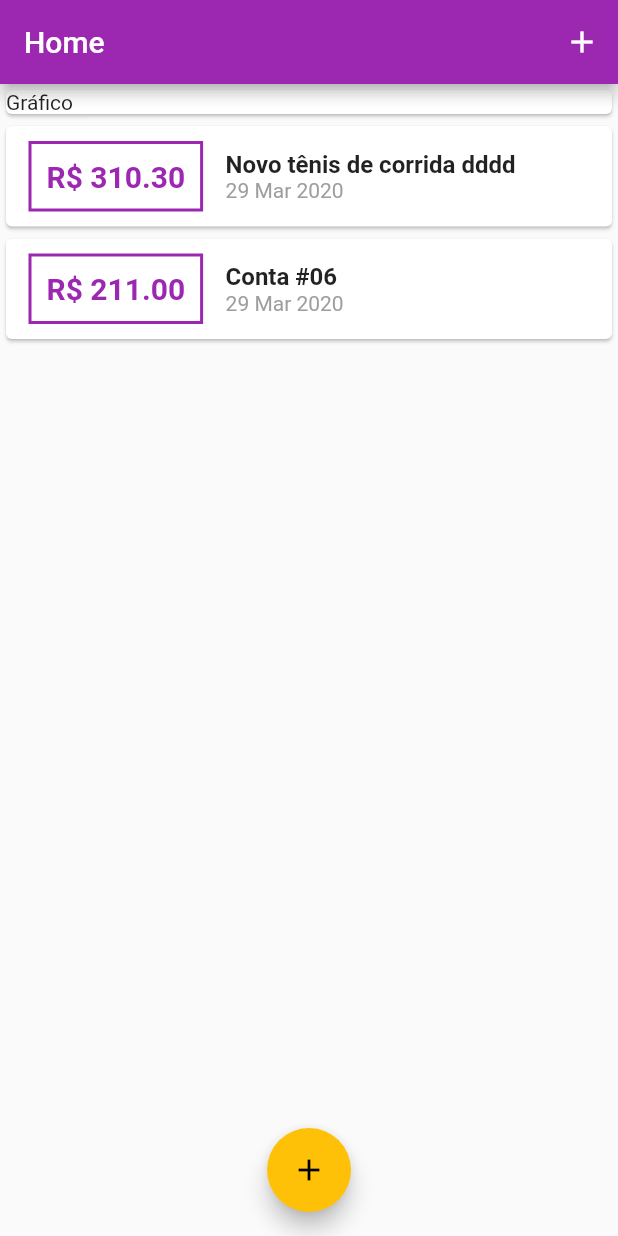
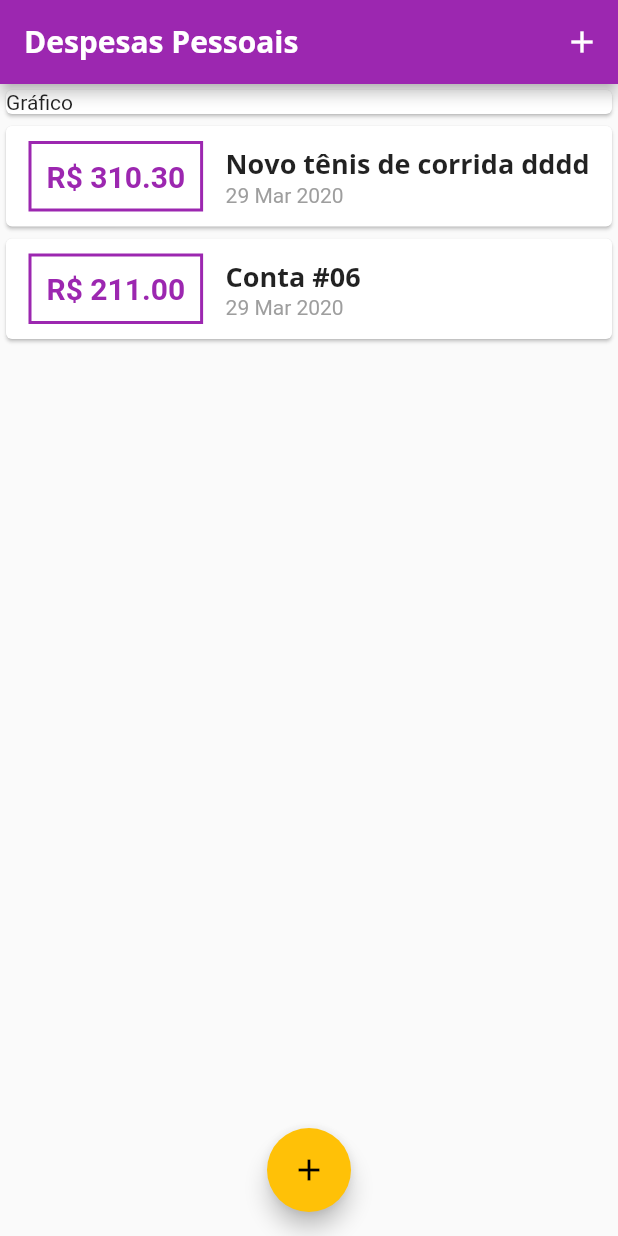
Before and after one commit to Luccasoli/flutter_expenses, a Flutter app: the screen it shows after launch, on a phone screen of 412 x 824 dp. Run offline on Flutter 3.47's test engine with Material 2 defaults, Android fonts, the phone set to English and light mode, and no system bars.

Commit message:
adding custom fonts

```diff
--- a/lib/components/transaction_list.dart
+++ b/lib/components/transaction_list.dart
@@ -45,10 +45,7 @@ class TransactionList extends StatelessWidget {
                     children: <Widget>[
                       Text(
                         transaction.title,
-                        style: TextStyle(
-                          fontWeight: FontWeight.bold,
-                          fontSize: 16,
-                        ),
+                        style: Theme.of(context).textTheme.title,
                       ),
                       Text(
                         DateFormat('dd MMM y').format(transaction.date),
--- a/lib/main.dart
+++ b/lib/main.dart
@@ -20,6 +20,23 @@ class ExpensesApp extends StatelessWidget {
       theme: ThemeData(
         primarySwatch: Colors.purple,
         accentColor: Colors.amber,
+        fontFamily: 'Quicksand',
+        textTheme: ThemeData.light().textTheme.copyWith(
+              title: TextStyle(
+                fontFamily: 'OpenSans',
+                fontSize: 18,
+                fontWeight: FontWeight.w700,
+              ),
+            ),
+        appBarTheme: AppBarTheme(
+          textTheme: ThemeData.light().textTheme.copyWith(
+                title: TextStyle(
+                  fontFamily: 'OpenSans',
+                  fontSize: 20,
+                  fontWeight: FontWeight.w700,
+                ),
+              ),
+        ),
       ),
     );
   }
@@ -74,7 +91,9 @@ class _HomeState extends State<Home> {
   Widget build(BuildContext context) {
     return Scaffold(
       appBar: AppBar(
-        title: Text('Home'),
+        title: Text(
+          'Despesas Pessoais',
+        ),
         actions: <Widget>[
           IconButton(
             icon: Icon(Icons.add),
```
Also changed, not shown: pubspec.yaml (+13 -6 lines), assets/fonts/OpenSans-Bold.ttf (added), assets/fonts/OpenSans-Regular.ttf (added), assets/fonts/Quicksand-Bold.ttf (added), assets/fonts/Quicksand-Light.ttf (added), assets/fonts/Quicksand-Medium.ttf (added), assets/fonts/Quicksand-Regular.ttf (added).
